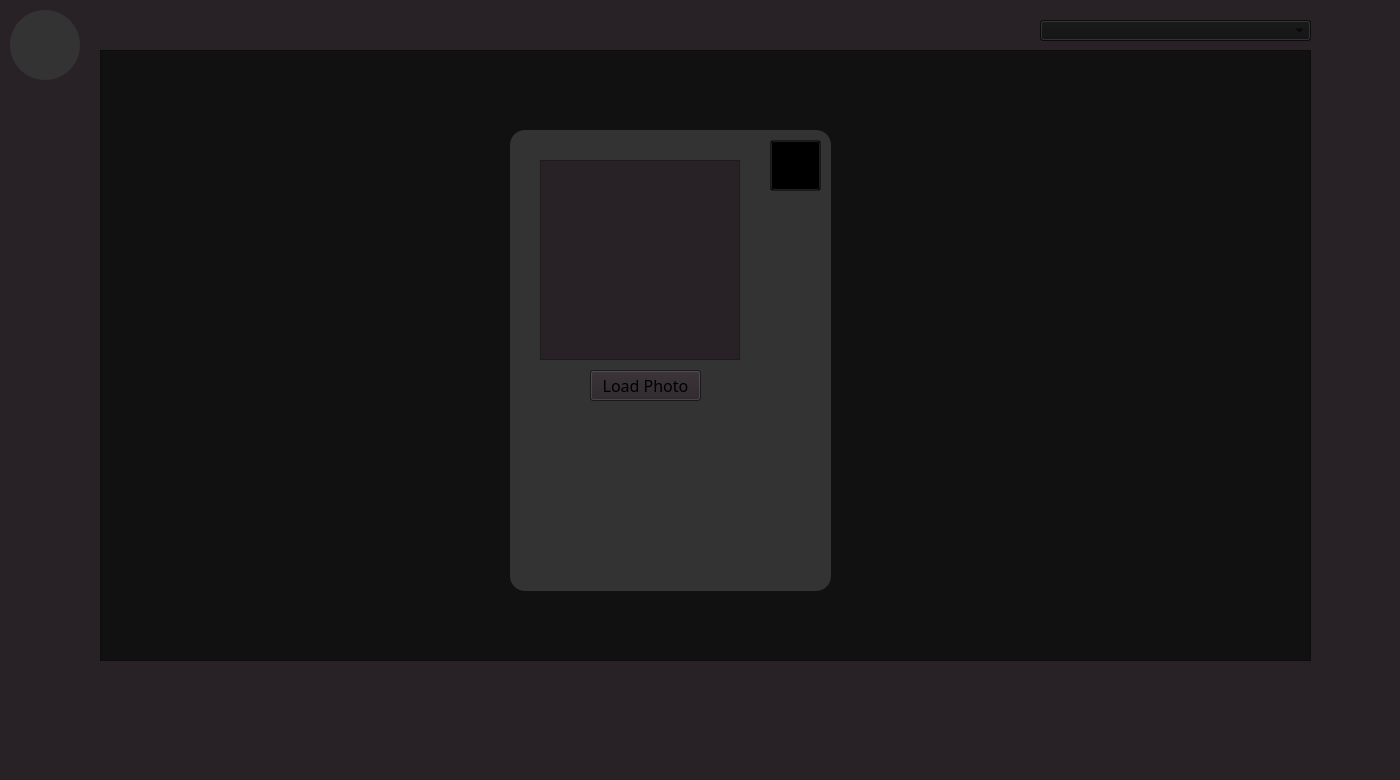
The window that ui/ui.ui (Wester35/KP) describes before a commit, drawn with Qt 5.
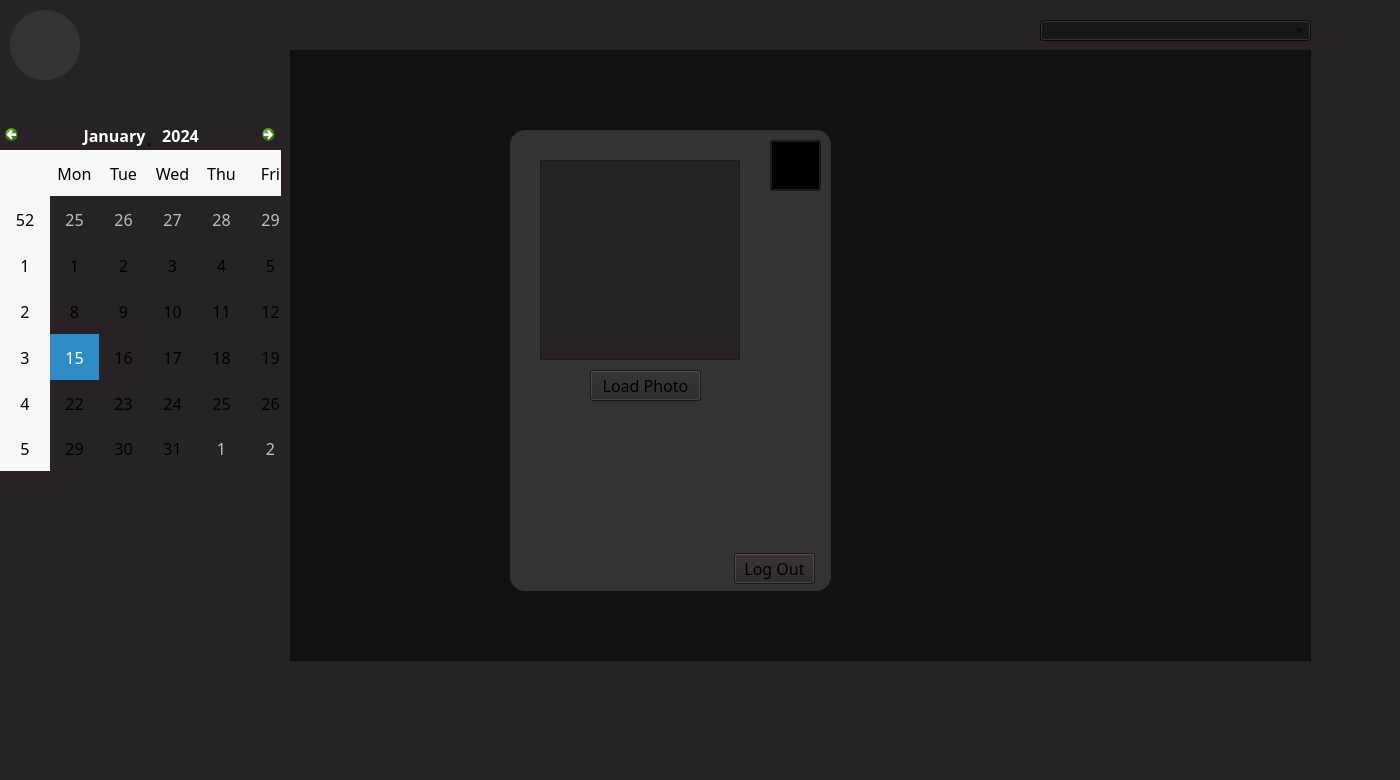
The same window after the commit.

What changed in the file:
```diff
--- a/ui/ui.ui
+++ b/ui/ui.ui
@@ -63,9 +63,9 @@
   <widget class="QTableView" name="tableView">
    <property name="geometry">
     <rect>
-     <x>100</x>
+     <x>290</x>
      <y>50</y>
-     <width>1211</width>
+     <width>1021</width>
      <height>611</height>
     </rect>
    </property>
@@ -146,6 +146,29 @@
      <enum>QFrame::Shadow::Raised</enum>
     </property>
    </widget>
+   <widget class="QPushButton" name="logoutButton">
+    <property name="geometry">
+     <rect>
+      <x>224</x>
+      <y>423</y>
+      <width>81</width>
+      <height>31</height>
+     </rect>
+    </property>
+    <property name="text">
+     <string>Log Out</string>
+    </property>
+   </widget>
+  </widget>
+  <widget class="QCalendarWidget" name="calendarWidget">
+   <property name="geometry">
+    <rect>
+     <x>0</x>
+     <y>120</y>
+     <width>281</width>
+     <height>351</height>
+    </rect>
+   </property>
   </widget>
  </widget>
  <resources/>
```
